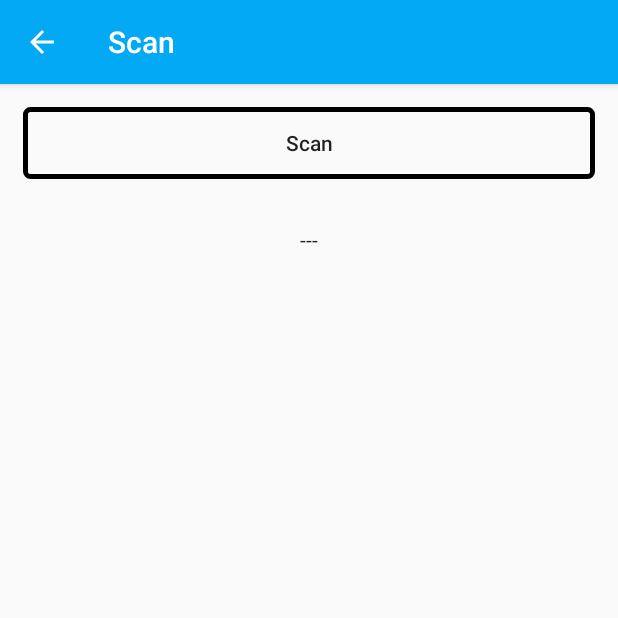
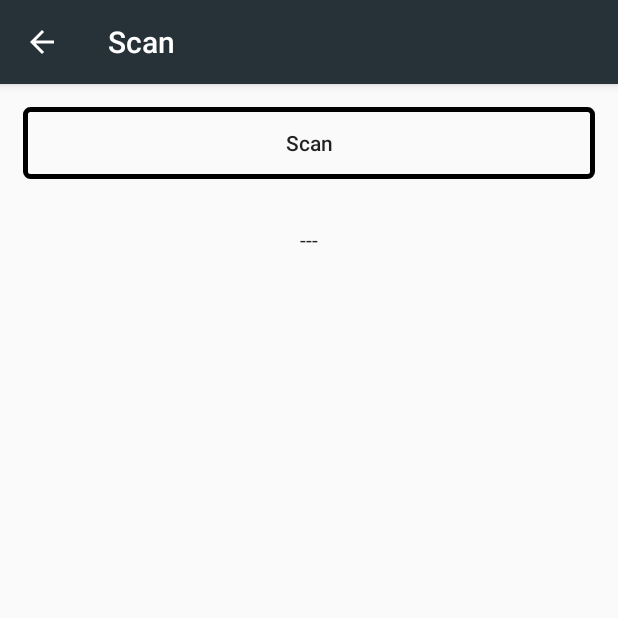
Before and after one commit to pawanadubey/Quickie, an Android app: the ScanActivity screen opened directly, with no data from a screen before it, on a phone screen of 412 x 824 dp, the top half of it. Run offline under Robolectric (Android 15) with nearby library versions, the phone set to English and light mode, and no system bars; 1 statement that could not run was skipped.

Commit message:
Changed the theme and made some minor changes

```diff
--- a/app/src/main/java/com/wordpress/pawanthepro/quickie/ScanActivity.java
+++ b/app/src/main/java/com/wordpress/pawanthepro/quickie/ScanActivity.java
@@ -38,7 +38,6 @@ public class ScanActivity extends AppCompatActivity {
     protected void onCreate(Bundle savedInstanceState) {
         super.onCreate(savedInstanceState);
         setContentView(R.layout.activity_scan);
-        getSupportActionBar().setBackgroundDrawable(new ColorDrawable(Color.parseColor("#03A9F4")));
         getSupportActionBar().setTitle("Scan");
         getSupportActionBar().setDisplayHomeAsUpEnabled(true);
         getSupportActionBar().setDisplayShowHomeEnabled(true);
@@ -92,7 +91,11 @@ public class ScanActivity extends AppCompatActivity {
                         break;
                     case "Web":
                         Intent i = new Intent(Intent.ACTION_VIEW);
-                        i.setData(Uri.parse(outputData.getText().toString()));
+                        String url=outputData.getText().toString();
+                        if(!(url.startsWith("http://") || url.startsWith("https://"))){
+                            url="http://"+url;
+                        }
+                        i.setData(Uri.parse(url));
                         startActivity(i);
                         break;
                     case "IP":
@@ -101,7 +104,7 @@ public class ScanActivity extends AppCompatActivity {
                         startActivity(i1);
                         break;
                     default:
-                        ;
+
                 }
             }
         });
@@ -119,18 +122,22 @@ public class ScanActivity extends AppCompatActivity {
                 if(Patterns.PHONE.matcher(scanResult).matches()){
                     useButton.setImageResource(R.drawable.ic_phone);
                     scanType="Phone";
+                    useButton.setVisibility(View.VISIBLE);
                 }else if(Patterns.EMAIL_ADDRESS.matcher(scanResult).matches()){
                     useButton.setImageResource(R.drawable.ic_email);
                     scanType="Email";
+                    useButton.setVisibility(View.VISIBLE);
                 }else if(Patterns.WEB_URL.matcher(scanResult).matches()){
                     useButton.setImageResource(R.drawable.ic_web);
                     scanType="Web";
+                    useButton.setVisibility(View.VISIBLE);
                 }else if(Patterns.IP_ADDRESS.matcher(scanResult).matches()){
                     useButton.setImageResource(R.drawable.ic_web);
                     scanType="IP";
+                    useButton.setVisibility(View.VISIBLE);
+                }else{
+                    useButton.setVisibility(View.INVISIBLE);
                 }
-
-                useButton.setVisibility(View.VISIBLE);
                 copyButton.setVisibility(View.VISIBLE);
             }
         } else {
--- a/app/src/main/res/values/colors.xml
+++ b/app/src/main/res/values/colors.xml
@@ -1,8 +1,10 @@
 <?xml version="1.0" encoding="utf-8"?>
 <resources>
-    <color name="colorPrimary">#2196F3</color>
-    <color name="colorPrimaryDark">#1976D2</color>
-    <color name="colorAccent">#FF4081</color>
     <color name="colorBlack">#000000</color>
     <color name="colorWhite">#FFFFFF</color>
+
+
+    <color name="colorPrimary">#263238</color>
+    <color name="colorPrimaryDark">#4f5b62</color>
+    <color name="colorAccent">#78909c</color>
 </resources>
```
Also changed, not shown: app/src/main/java/com/wordpress/pawanthepro/quickie/MainActivity.java (+6 -4 lines), app/src/main/ic_launcher-web.png, app/src/main/res/mipmap-hdpi/ic_launcher.png, app/src/main/res/mipmap-mdpi/ic_launcher.png, app/src/main/res/mipmap-xhdpi/ic_launcher.png, app/src/main/res/mipmap-xxhdpi/ic_launcher.png, app/src/main/res/mipmap-xxxhdpi/ic_launcher.png.
